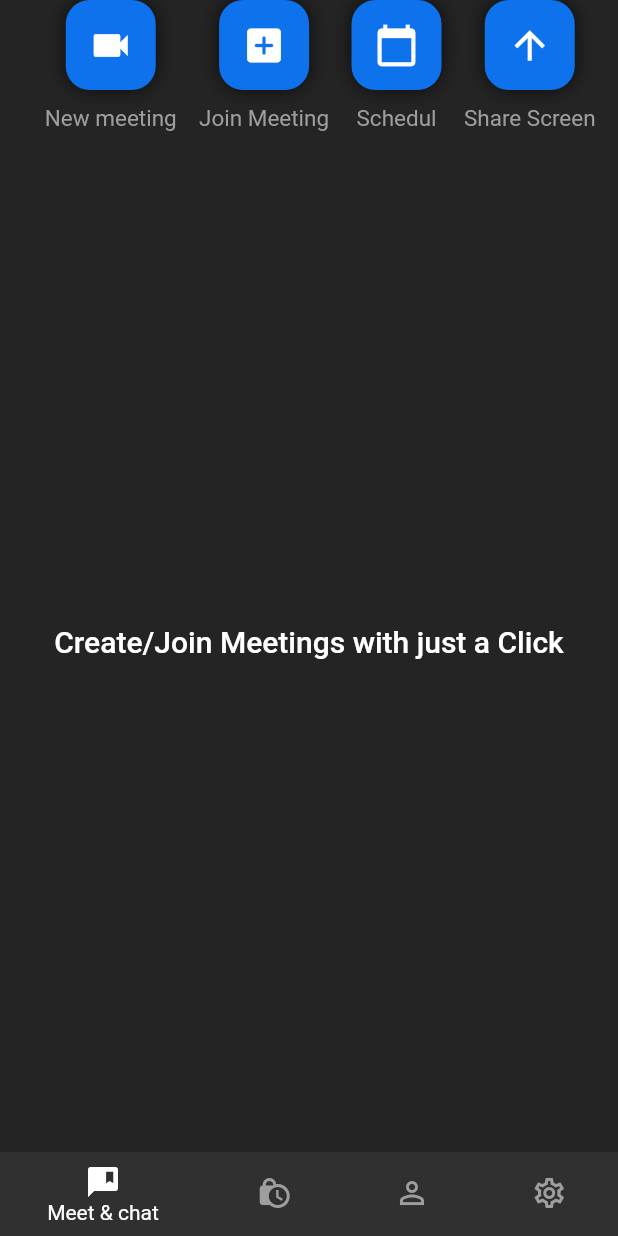
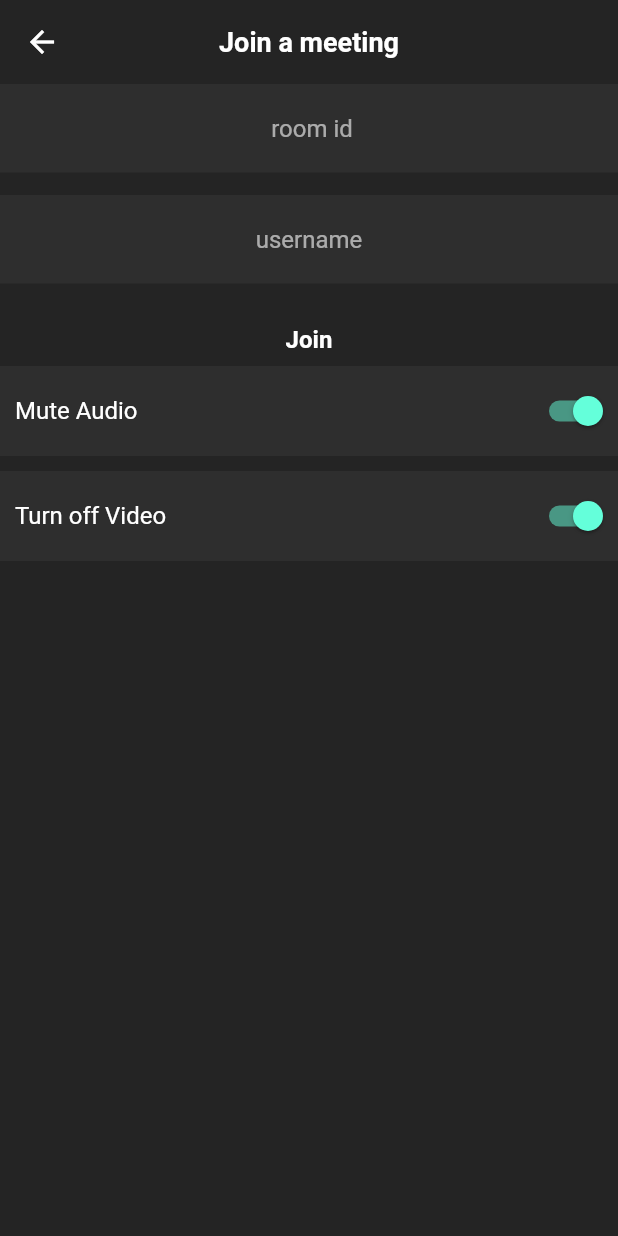
Before and after one commit to ialim0/zoom_app_clone, a Flutter app: the screen it shows once a user with an empty profile is signed in, after a tap on the "add box" icon, on a phone screen of 412 x 824 dp. Run offline on Flutter 3.47's test engine with Material 2 defaults, Android fonts, the light colour scheme and no system bars; our stand-ins replace cloud_firestore, firebase_auth, firebase_core, google_sign_in; missing offline and left inert: jitsi_meet; accounts and stored records are empty.

Commit message:
Version 1 zoom app

```diff
--- a/lib/controllers/jitsi_controller.dart
+++ b/lib/controllers/jitsi_controller.dart
@@ -7,16 +7,25 @@
   void createMeeting(
       {required String roomName,
       required bool isAudioMuted,
-      required bool isVideoMuted}) async {
+      required bool isVideoMuted,
+      String username = ''}) async {
     try {
       FeatureFlag featureFlag = FeatureFlag();
       featureFlag.welcomePageEnabled = false;
       featureFlag.resolution = FeatureFlagVideoResolution
           .MD_RESOLUTION; // Limit video resolution to 360p
 
+      String name;
+
+      if (username.isEmpty) {
+        name = _authController.user.displayName!;
+      } else {
+        name = username;
+      }
+
       var options = JitsiMeetingOptions(room: roomName)
         // Required, spaces will be trimmed
-        ..userDisplayName = _authController.user.displayName
+        ..userDisplayName = name
         ..userEmail = _authController.user.email
         ..userAvatarURL = _authController.user.photoURL // or .png
 
--- a/lib/views/screens/meeting_screen.dart
+++ b/lib/views/screens/meeting_screen.dart
@@ -2,15 +2,27 @@
 
 import 'package:flutter/material.dart';
 import 'package:zoom_apps/controllers/jitsi_controller.dart';
+import 'package:zoom_apps/views/screens/video_call_screen.dart';
 import 'package:zoom_apps/views/screens/widgets/reuseable_icon.dart';
 
-class MeetingScreen extends StatelessWidget {
+class MeetingScreen extends StatefulWidget {
+  @override
+  State<MeetingScreen> createState() => _MeetingScreenState();
+}
+
+class _MeetingScreenState extends State<MeetingScreen> {
   final JitsiController _jitsiController = JitsiController();
+
   createNewMeeting() {
     var random = Random();
     String roomName = (random.nextInt(10000000) + 10000000).toString();
     _jitsiController.createMeeting(
         roomName: roomName, isAudioMuted: true, isVideoMuted: true);
+  }
+
+  joinMeeting() {
+    Navigator.of(context)
+        .push(MaterialPageRoute(builder: (context) => VideoCallScreen()));
   }
 
   @override
@@ -33,9 +45,7 @@
                 ReuseableIcon(
                   icon: Icons.add_box_rounded,
                   text: 'Join Meeting',
-                  onPressed: () {
-                    print('Join meeting');
-                  },
+                  onPressed: joinMeeting,
                 ),
                 ReuseableIcon(
                   icon: Icons.calendar_today,
--- /dev/null
+++ b/lib/views/screens/video_call_screen.dart
@@ -0,0 +1,130 @@
+import 'package:flutter/material.dart';
+import 'package:zoom_apps/controllers/auth_controller.dart';
+import 'package:zoom_apps/controllers/jitsi_controller.dart';
+import 'package:zoom_apps/utils/colors.dart';
+import 'package:zoom_apps/views/screens/widgets/meeting_option.dart';
+
+class VideoCallScreen extends StatefulWidget {
+  @override
+  State<VideoCallScreen> createState() => _VideoCallScreenState();
+}
+
+class _VideoCallScreenState extends State<VideoCallScreen> {
+  late TextEditingController meetingIdController;
+
+  late TextEditingController nameController;
+  bool isAudioMuted = true;
+  bool isVideoMuted = true;
+
+  final AuthController _authController = AuthController();
+  final JitsiController _jitsiController = JitsiController();
+
+  @override
+  void initState() {
+    // TODO: implement initState
+    meetingIdController = TextEditingController();
+    nameController =
+        TextEditingController(text: _authController.user.displayName);
+    super.initState();
+  }
+
+  _joinMeeting() {
+    _jitsiController.createMeeting(
+        roomName: meetingIdController.text,
+        isAudioMuted: isAudioMuted,
+        isVideoMuted: isVideoMuted,
+        username: nameController.text);
+  }
+
+  @override
+  Widget build(BuildContext context) {
+    return Scaffold(
+      appBar: AppBar(
+        elevation: 0,
+        backgroundColor: backgroundColor,
+        title: Text(
+          'Join a meeting',
+          style: TextStyle(
+            fontSize: 18,
+            fontWeight: FontWeight.bold,
+          ),
+        ),
+        centerTitle: true,
+      ),
+      body: Column(
+        children: [
+          TextField(
+            controller: meetingIdController,
+            keyboardType: TextInputType.number,
+            maxLines: 1,
+            decoration: InputDecoration(
+              fillColor: secondaryBackgroundColor,
+              filled: true,
+              border: InputBorder.none,
+              hintText: ' room id',
+              contentPadding: EdgeInsets.all(20),
+            ),
+            textAlign: TextAlign.center,
+          ),
+          SizedBox(
+            height: 15,
+          ),
+          TextField(
+            controller: nameController,
+            keyboardType: TextInputType.number,
+            maxLines: 1,
+            decoration: InputDecoration(
+              fillColor: secondaryBackgroundColor,
+              filled: true,
+              border: InputBorder.none,
+              hintText: 'username',
+              contentPadding: EdgeInsets.all(20),
+            ),
+            textAlign: TextAlign.center,
+          ),
+          SizedBox(
+            height: 20,
+          ),
+          InkWell(
+            onTap: _joinMeeting,
+            child: Padding(
+              padding: const EdgeInsets.all(8.0),
+              child: Text(
+                'Join',
+                style: TextStyle(
+                  fontSize: 16,
+                  fontWeight: FontWeight.bold,
+                ),
+              ),
+            ),
+          ),
+          MeetingOption(
+            text: 'Mute Audio',
+            isMute: isAudioMuted,
+            onChange: onAudioMuted,
+          ),
+          SizedBox(
+            height: 10,
+          ),
+          MeetingOption(
+            text: 'Turn off Video',
+            isMute: isVideoMuted,
+            onChange: onVideoMuted,
+          ),
+        ],
+      ),
+    );
+  }
+
+  onAudioMuted(bool val) {
+    setState(() {
+      isAudioMuted = val;
+    });
+  }
+
+  onVideoMuted(bool val) {
+    setState(() {
+      isVideoMuted = val;
+    });
+  }
+}
--- /dev/null
+++ b/lib/views/screens/widgets/meeting_option.dart
@@ -0,0 +1,38 @@
+import 'package:flutter/material.dart';
+import 'package:zoom_apps/utils/colors.dart';
+
+class MeetingOption extends StatelessWidget {
+  final String text;
+  final bool isMute;
+  final Function(bool) onChange;
+
+  const MeetingOption(
+      {Key? key,
+      required this.text,
+      required this.isMute,
+      required this.onChange})
+      : super(key: key);
+
+  @override
+  Widget build(BuildContext context) {
+    return Container(
+      height: 60,
+      color: secondaryBackgroundColor,
+      child: Row(
+        mainAxisAlignment: MainAxisAlignment.spaceBetween,
+        children: [
+          Padding(
+            padding: const EdgeInsets.all(10.0),
+            child: Text(
+              text,
+              style: TextStyle(
+                fontSize: 16,
+              ),
+            ),
+          ),
+          Switch(value: isMute, onChanged: onChange)
+        ],
+      ),
+    );
+  }
+}
```
